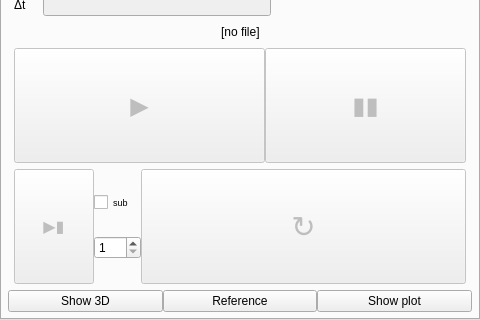
Azeko2xo/woodem, file gui/qt4/controller.ui: the form before one commit; both pictures show x 0 to 480 and y 164 to 484 of the 480 by 484 pixel window.
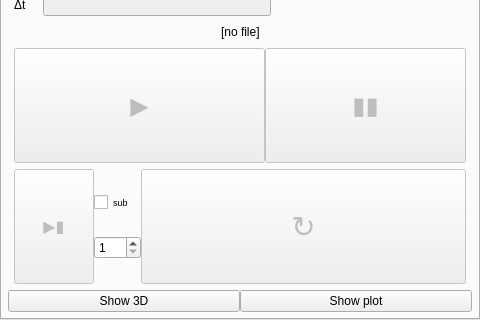
The form after the commit. The open tabs and pages were chosen to show the change. Icons and pictures are not drawn.

Commit message: 1. Remove cruft from the controller 2. ConveyorFactory forces initial sort of InsertionSortCollider (contacts were being missed?!) 3. Add Roro.variant 'customer2'

What changed in the file:
```diff
--- a/gui/qt4/controller.ui
+++ b/gui/qt4/controller.ui
@@ -508,13 +508,6 @@
             </widget>
            </item>
            <item row="0" column="1">
-            <widget class="QPushButton" name="referenceButton">
-             <property name="text">
-              <string>Reference</string>
-             </property>
-            </widget>
-           </item>
-           <item row="0" column="2">
             <widget class="QPushButton" name="plotButton">
              <property name="text">
               <string>Show plot</string>
```
Left out of the diff: 22 changed lines with no effect on the pictures. The commit also changes 5 other files.
